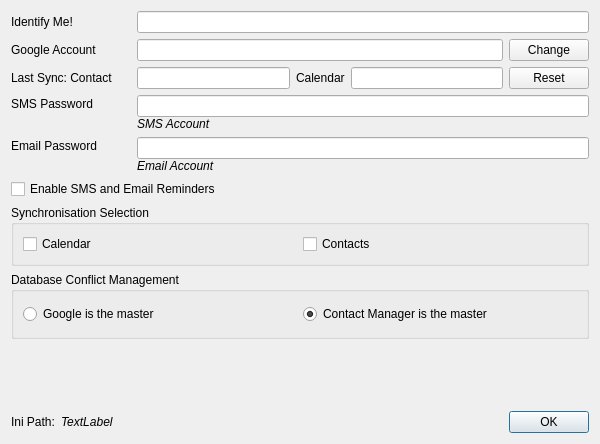
Before: the Qt Designer form configuration.ui in trumpton/ContactManager, drawn with Qt 5.
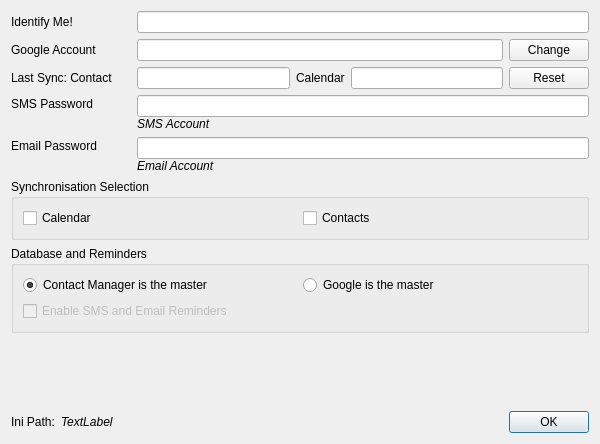
After: the same form once the commit is applied. Custom widgets are drawn as their Qt base class.

Commit message: Only enable reminders when CM is master

```diff
--- a/configuration.ui
+++ b/configuration.ui
@@ -310,13 +310,6 @@
      <property name="topMargin">
       <number>0</number>
      </property>
-     <item>
-      <widget class="QCheckBox" name="enableReminders">
-       <property name="text">
-        <string>Enable SMS and Email Reminders</string>
-       </property>
-      </widget>
-     </item>
     </layout>
    </item>
    <item>
@@ -357,28 +350,14 @@
       </font>
      </property>
      <property name="title">
-      <string>Database Conflict Management  </string>
+      <string>Database and Reminders   </string>
      </property>
-     <layout class="QHBoxLayout" name="horizontalLayout_9">
+     <layout class="QVBoxLayout" name="verticalLayout_6">
       <item>
-       <widget class="QRadioButton" name="conflictGoogle">
-        <property name="sizePolicy">
-         <sizepolicy hsizetype="Expanding" vsizetype="Fixed">
-          <horstretch>0</horstretch>
-          <verstretch>0</verstretch>
-         </sizepolicy>
+       <layout class="QHBoxLayout" name="horizontalLayout_10">
+        <property name="leftMargin">
+         <number>0</number>
         </property>
-        <property name="minimumSize">
-         <size>
-          <width>150</width>
-          <height>0</height>
-         </size>
-        </property>
-        <property name="text">
-         <string>Google is the master</string>
-        </property>
-       </widget>
-      </item>
       <item>
        <widget class="QRadioButton" name="conflictContactManager">
         <property name="sizePolicy">
@@ -398,6 +377,37 @@
         </property>
         <property name="checked">
          <bool>true</bool>
+          </property>
+         </widget>
+        </item>
+        <item>
+         <widget class="QRadioButton" name="conflictGoogle">
+          <property name="sizePolicy">
+           <sizepolicy hsizetype="Expanding" vsizetype="Fixed">
+            <horstretch>0</horstretch>
+            <verstretch>0</verstretch>
+           </sizepolicy>
+          </property>
+          <property name="minimumSize">
+           <size>
+            <width>150</width>
+            <height>0</height>
+           </size>
+          </property>
+          <property name="text">
+           <string>Google is the master</string>
+          </property>
+         </widget>
+        </item>
+       </layout>
+      </item>
+      <item>
+       <widget class="QCheckBox" name="enableReminders">
+        <property name="enabled">
+         <bool>false</bool>
+        </property>
+        <property name="text">
+         <string>Enable SMS and Email Reminders</string>
         </property>
        </widget>
       </item>
```
Lines whose indentation alone changed are shown as unchanged. The commit also changes 2 other files.
